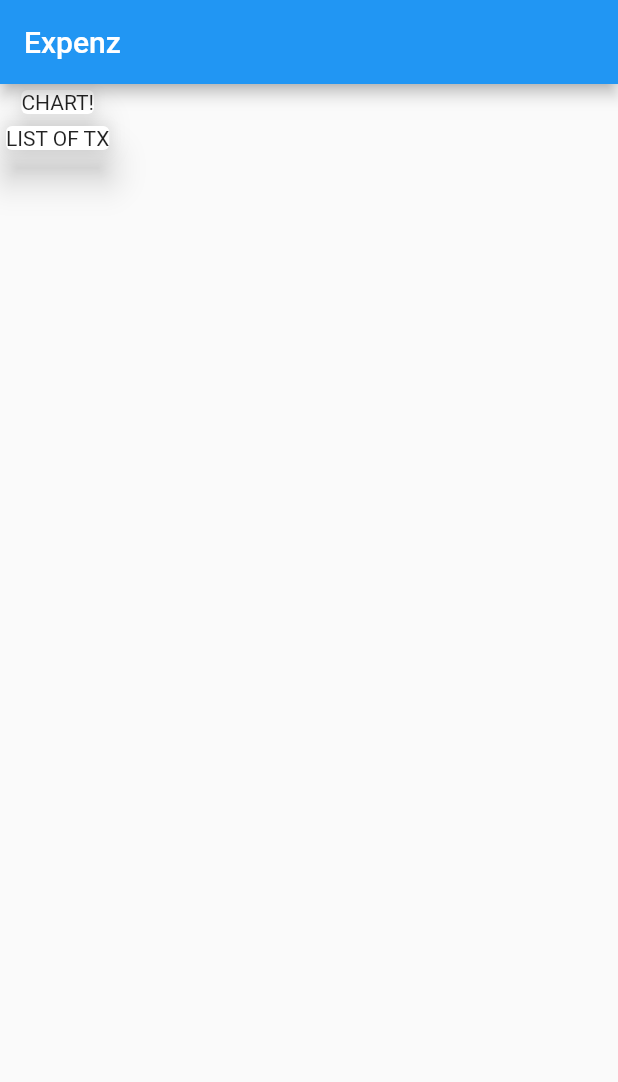
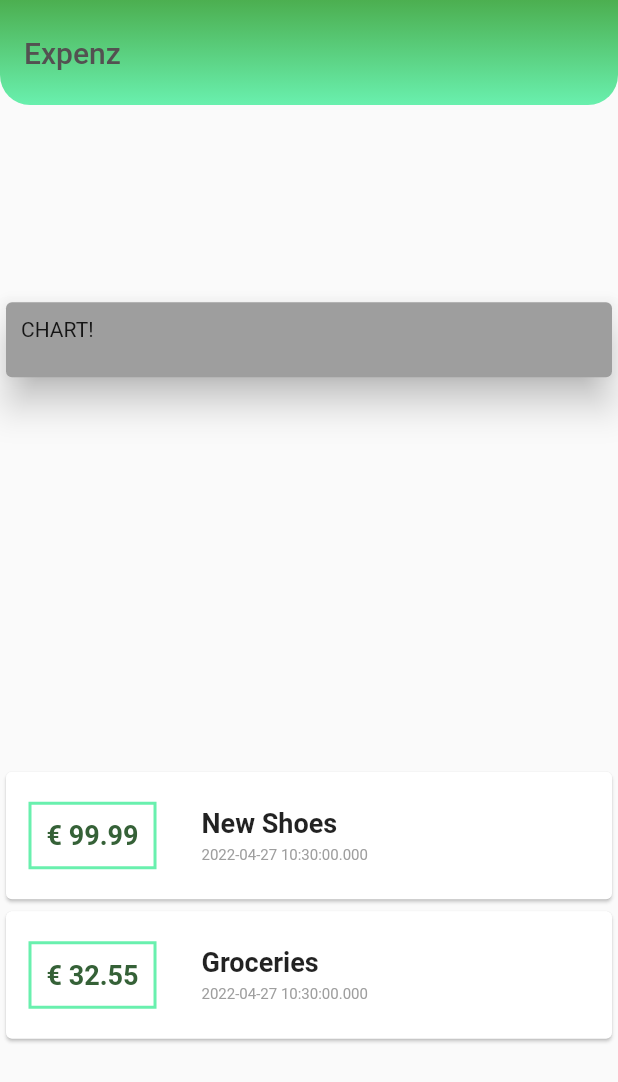
Before and after one commit to mmarolin/expenz-flutter, a Flutter app: the screen it shows after launch, on a phone screen of 412 x 824 dp. Shown: the top 1082 px of the screen. Run offline on Flutter 3.47's test engine with Material 2 defaults, Android fonts, the phone set to English and light mode, and no system bars.

Commit message:
creating transactions widget

```diff
--- a/lib/main.dart
+++ b/lib/main.dart
@@ -1,4 +1,6 @@
 import 'package:flutter/material.dart';
+
+import './transaction.dart';
 
 void main() => runApp(MyApp());
 
@@ -7,28 +9,115 @@ class MyApp extends StatelessWidget {
   Widget build(BuildContext context) {
     return MaterialApp(
       title: 'Expenz',
+      debugShowCheckedModeBanner: false,
       home: MyHomePage(),
     );
   }
 }
 
 class MyHomePage extends StatelessWidget {
+  final List<Transaction> transactions = [
+    Transaction(
+      id: 't1',
+      title: 'New Shoes',
+      amount: 99.99,
+      date: DateTime.now(),
+    ),
+    Transaction(
+      id: 't2',
+      title: 'Groceries',
+      amount: 32.55,
+      date: DateTime.now(),
+    ),
+  ];
+
   @override
   Widget build(BuildContext context) {
     return Scaffold(
       appBar: AppBar(
-        title: Text('Expenz'),
+        brightness: Brightness.dark,
+        backgroundColor: Colors.transparent,
+        elevation: 0.0,
+        toolbarHeight: 70,
+        title: Text('Expenz',
+            style: TextStyle(color: Color.fromARGB(255, 83, 81, 81))),
+        flexibleSpace: Container(
+          decoration: BoxDecoration(
+              borderRadius: BorderRadius.only(
+                  bottomLeft: Radius.circular(20),
+                  bottomRight: Radius.circular(20)),
+              gradient: LinearGradient(
+                  colors: [Colors.greenAccent, Colors.green],
+                  begin: Alignment.bottomCenter,
+                  end: Alignment.topCenter)),
+        ),
       ),
-      body: Column(children: <Widget>[
-        Card(
-          child: Text('CHART!'),
-          elevation: 10,
-        ),
-        Card(
-          child: Text('LIST OF TX'),
-          elevation: 10,
-        ),
-      ]),
+      body: Column(
+        mainAxisAlignment: MainAxisAlignment.spaceAround,
+        crossAxisAlignment: CrossAxisAlignment.stretch,
+        children: <Widget>[
+          Card(
+            color: Colors.grey,
+            child: Container(
+              width: double.infinity,
+              padding: EdgeInsets.all(10),
+              height: 50,
+              child: Text(
+                'CHART!',
+              ),
+            ),
+            elevation: 10,
+          ),
+          Column(
+            children: transactions.map((tx) {
+              return Card(
+                  child: Row(
+                children: <Widget>[
+                  Container(
+                    margin: EdgeInsets.symmetric(
+                      vertical: 20,
+                      horizontal: 15,
+                    ),
+                    decoration: BoxDecoration(
+                      border: Border.all(
+                        color: Colors.greenAccent,
+                        width: 2,
+                      ),
+                    ),
+                    padding: EdgeInsets.all(10),
+                    child: Text('€ ${tx.amount}',
+                        style: TextStyle(
+                          fontWeight: FontWeight.bold,
+                          fontSize: 18,
+                          color: Color.fromARGB(255, 53, 97, 55),
+                        )),
+                    alignment: Alignment.center,
+                  ),
+                  Column(
+                    crossAxisAlignment: CrossAxisAlignment.start,
+                    children: <Widget>[
+                      Container(
+                        child: Text(tx.title,
+                            style: TextStyle(
+                                fontSize: 18, fontWeight: FontWeight.bold)),
+                        margin: EdgeInsets.only(left: 15, bottom: 5),
+                      ),
+                      Container(
+                        child: Text(tx.date.toString(),
+                            style: TextStyle(
+                              color: Colors.grey,
+                              fontSize: 10,
+                            )),
+                        margin: EdgeInsets.only(left: 15),
+                      ),
+                    ],
+                  )
+                ],
+              ));
+            }).toList(),
+          ),
+        ],
+      ),
     );
   }
 }
--- /dev/null
+++ b/lib/transaction.dart
@@ -0,0 +1,14 @@
+import 'package:flutter/foundation.dart';
+
+class Transaction {
+  String id;
+  String title;
+  double amount;
+  DateTime date;
+
+  Transaction(
+      {required this.id,
+      required this.title,
+      required this.amount,
+      required this.date});
+}
--- a/pubspec.yaml
+++ b/pubspec.yaml
@@ -33,6 +33,7 @@ dependencies:
   # The following adds the Cupertino Icons font to your application.
   # Use with the CupertinoIcons class for iOS style icons.
   cupertino_icons: ^1.0.2
+  google_fonts: ^2.3.1
 
 dev_dependencies:
   flutter_test:
```
Also changed, not shown: pubspec.lock.
